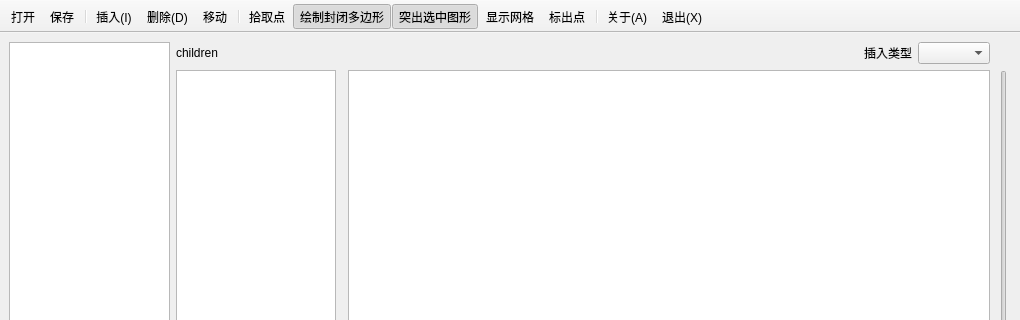
bssthu/L5MapEditor, file Form.ui: the form before one commit; both pictures show x 0 to 1020 and y 0 to 320 of the 1020 by 683 pixel window.
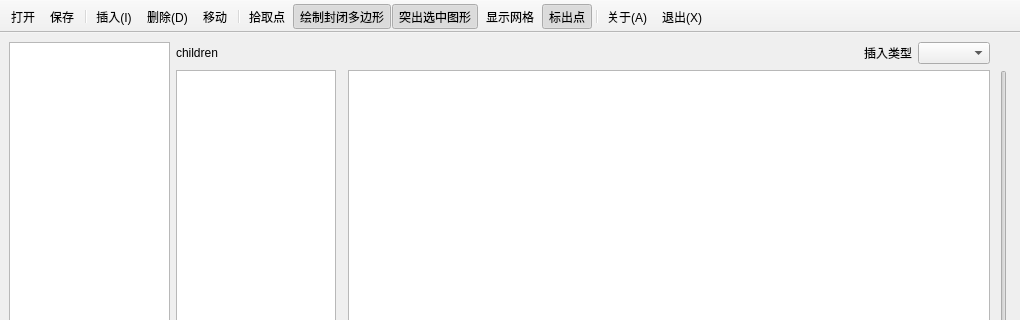
The form after the commit. Icons and pictures are not drawn. Custom widgets are drawn as their Qt base class.

Commit message: move a point

```diff
--- a/Form.ui
+++ b/Form.ui
@@ -44,7 +44,7 @@
      </widget>
     </item>
     <item row="1" column="1" rowspan="8">
-     <widget class="QTableWidget" name="childrenTableWidget">
+     <widget class="QTableWidget" name="secondTableWidget">
       <property name="sizePolicy">
        <sizepolicy hsizetype="Expanding" vsizetype="Expanding">
         <horstretch>1</horstretch>
@@ -160,7 +160,7 @@
    <addaction name="deleteAction"/>
    <addaction name="moveAction"/>
    <addaction name="separator"/>
-   <addaction name="pickPointAction"/>
+   <addaction name="movePointAction"/>
    <addaction name="closedPolygonAction"/>
    <addaction name="dotsAction"/>
    <addaction name="gridAction"/>
@@ -298,7 +298,7 @@
     <string>显示网格</string>
    </property>
   </action>
-  <action name="pickPointAction">
+  <action name="movePointAction">
    <property name="checkable">
     <bool>true</bool>
    </property>
@@ -315,7 +315,7 @@
     <bool>true</bool>
    </property>
    <property name="checked">
-    <bool>false</bool>
+    <bool>true</bool>
    </property>
    <property name="icon">
     <iconset resource="resource.qrc">
```
The commit also changes 5 other files.
